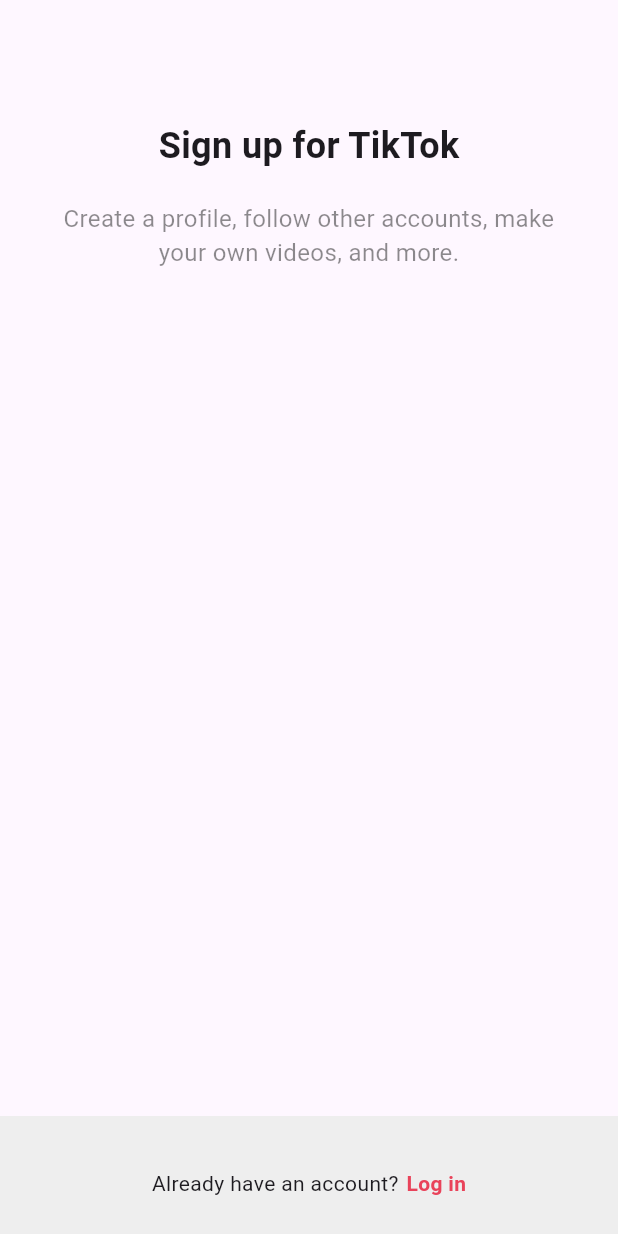
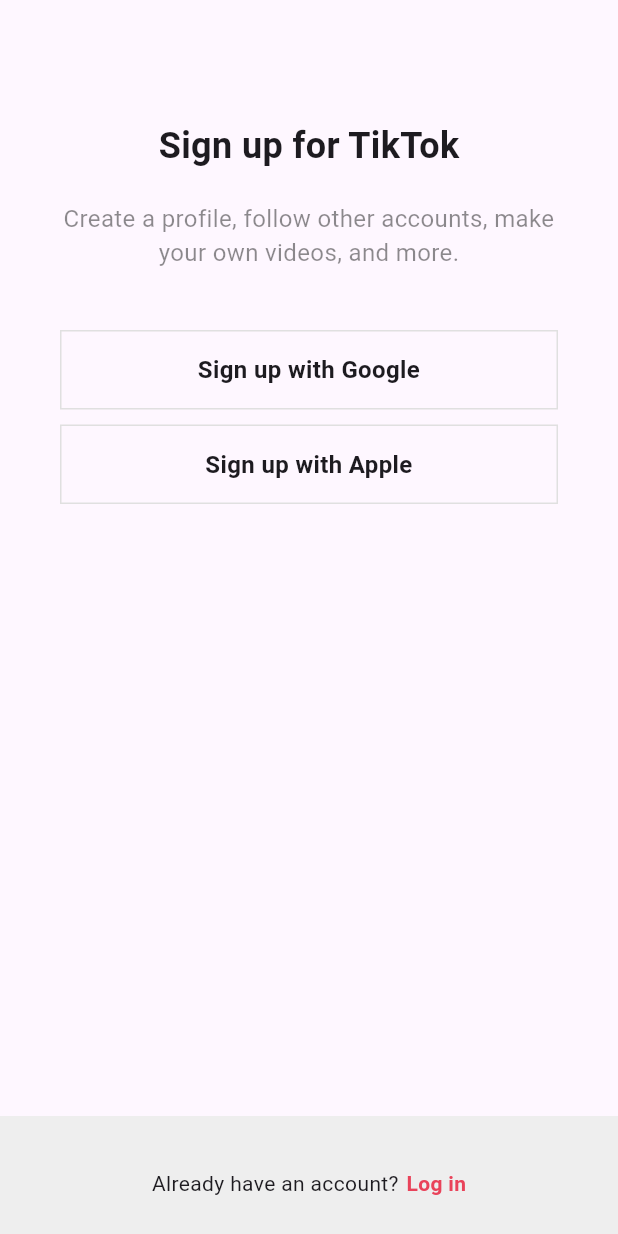
Before and after one commit to lips85/tiktok_clone, a Flutter app: the screen it shows after launch, on a phone screen of 412 x 824 dp. Run offline on Flutter 3.47's test engine with Material 3 defaults, Android fonts, the phone set to English and light mode, and no system bars.

Commit message:
feature로 아키텍쳐 변경, 버튼 만듦

```diff
--- a/lib/screens/sign_up/sign_up_screen.dart
+++ b/lib/features/authentication/login_screen.dart
@@ -1,13 +1,15 @@
 import 'package:flutter/material.dart';
 import 'package:tiktok_clone/constants/gaps.dart';
 import 'package:tiktok_clone/constants/sizes.dart';
+// ignore: unused_import
+import 'package:tiktok_clone/features/authentication/sign_up_screen.dart';
 
-class SignUpScreen extends StatelessWidget {
-  const SignUpScreen({super.key});
+class LoginScreen extends StatelessWidget {
+  const LoginScreen({super.key});
 
-  // void onLoginTap(BuildContext context){
-  //   Navigator()
-  // }
+  void onSignUpTap(BuildContext context) {
+    Navigator.of(context).pop();
+  }
 
   @override
   Widget build(BuildContext context) {
@@ -22,7 +24,7 @@ class SignUpScreen extends StatelessWidget {
             children: [
               Gaps.v80,
               Text(
-                'Sign up for TikTok',
+                'Log in to TikTok',
                 style: TextStyle(
                   fontSize: Sizes.size24,
                   fontWeight: FontWeight.w700,
@@ -45,21 +47,22 @@ class SignUpScreen extends StatelessWidget {
         color: Colors.grey[200],
         elevation: 3,
         child: Padding(
-          padding: const EdgeInsets.only(
-            top: Sizes.size10,
-          ),
+          padding: const EdgeInsets.symmetric(vertical: Sizes.size10),
           child: Row(
             mainAxisAlignment: MainAxisAlignment.center,
             children: [
               const Text(
-                "Already have an account?",
+                "Don't have an account?",
               ),
               Gaps.h5,
-              Text(
-                "Log in",
-                style: TextStyle(
-                  color: Theme.of(context).primaryColor,
-                  fontWeight: FontWeight.w600,
+              GestureDetector(
+                onTap: () => onSignUpTap(context),
+                child: Text(
+                  "Sign up",
+                  style: TextStyle(
+                    color: Theme.of(context).primaryColor,
+                    fontWeight: FontWeight.w600,
+                  ),
                 ),
               ),
             ],
--- a/lib/screens/login/login_screen.dart
+++ b/lib/features/authentication/sign_up_screen.dart
@@ -1,9 +1,17 @@
 import 'package:flutter/material.dart';
 import 'package:tiktok_clone/constants/gaps.dart';
 import 'package:tiktok_clone/constants/sizes.dart';
+import 'package:tiktok_clone/features/authentication/login_screen.dart';
+import 'package:tiktok_clone/features/authentication/widgets/auth_button.dart';
 
-class LoginScreen extends StatelessWidget {
-  const LoginScreen({super.key});
+class SignUpScreen extends StatelessWidget {
+  const SignUpScreen({super.key});
+
+  void onLoginTap(BuildContext context) {
+    Navigator.of(context).push(MaterialPageRoute(
+      builder: (context) => const LoginScreen(),
+    ));
+  }
 
   @override
   Widget build(BuildContext context) {
@@ -18,7 +26,7 @@ class LoginScreen extends StatelessWidget {
             children: [
               Gaps.v80,
               Text(
-                'Log in to TikTok',
+                'Sign up for TikTok',
                 style: TextStyle(
                   fontSize: Sizes.size24,
                   fontWeight: FontWeight.w700,
@@ -32,7 +40,15 @@ class LoginScreen extends StatelessWidget {
                   color: Colors.black45,
                 ),
                 textAlign: TextAlign.center,
-              )
+              ),
+              Gaps.v40,
+              AuthButton(
+                text: "Sign up with Google",
+              ),
+              Gaps.v10,
+              AuthButton(
+                text: "Sign up with Apple",
+              ),
             ],
           ),
         ),
@@ -41,19 +57,24 @@ class LoginScreen extends StatelessWidget {
         color: Colors.grey[200],
         elevation: 3,
         child: Padding(
-          padding: const EdgeInsets.symmetric(vertical: Sizes.size10),
+          padding: const EdgeInsets.only(
+            top: Sizes.size10,
+          ),
           child: Row(
             mainAxisAlignment: MainAxisAlignment.center,
             children: [
               const Text(
-                "Don't have an account?",
+                "Already have an account?",
               ),
               Gaps.h5,
-              Text(
-                "Sign up",
-                style: TextStyle(
-                  color: Theme.of(context).primaryColor,
-                  fontWeight: FontWeight.w600,
+              GestureDetector(
+                onTap: () => onLoginTap(context),
+                child: Text(
+                  "Log in",
+                  style: TextStyle(
+                    color: Theme.of(context).primaryColor,
+                    fontWeight: FontWeight.w600,
+                  ),
                 ),
               ),
             ],
--- /dev/null
+++ b/lib/features/authentication/widgets/auth_button.dart
@@ -0,0 +1,37 @@
+import 'package:flutter/material.dart';
+import 'package:tiktok_clone/constants/sizes.dart';
+
+class AuthButton extends StatelessWidget {
+  final String text;
+
+  const AuthButton({
+    super.key,
+    required this.text,
+  });
+
+  @override
+  Widget build(BuildContext context) {
+    return FractionallySizedBox(
+      widthFactor: 1,
+      child: Container(
+        padding: const EdgeInsets.symmetric(
+          vertical: Sizes.size14,
+        ),
+        decoration: BoxDecoration(
+          border: Border.all(
+            color: Colors.grey.shade300,
+            width: Sizes.size1,
+          ),
+        ),
+        child: Text(
+          text,
+          textAlign: TextAlign.center,
+          style: const TextStyle(
+            fontSize: Sizes.size16,
+            fontWeight: FontWeight.w600,
+          ),
+        ),
+      ),
+    );
+  }
+}
--- a/lib/main.dart
+++ b/lib/main.dart
@@ -1,5 +1,5 @@
 import 'package:flutter/material.dart';
-import 'package:tiktok_clone/screens/sign_up/sign_up_screen.dart';
+import 'package:tiktok_clone/features/authentication/sign_up_screen.dart';
 
 void main() {
   runApp(const TikTokApp());
```
